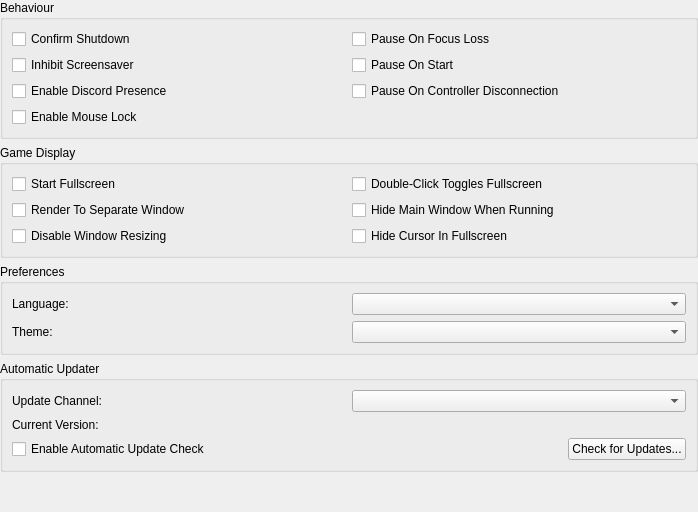
Above: pcsx2-qt/Settings/InterfaceSettingsWidget.ui from PCSX2/pcsx2 before the change. Below: the same form after it.
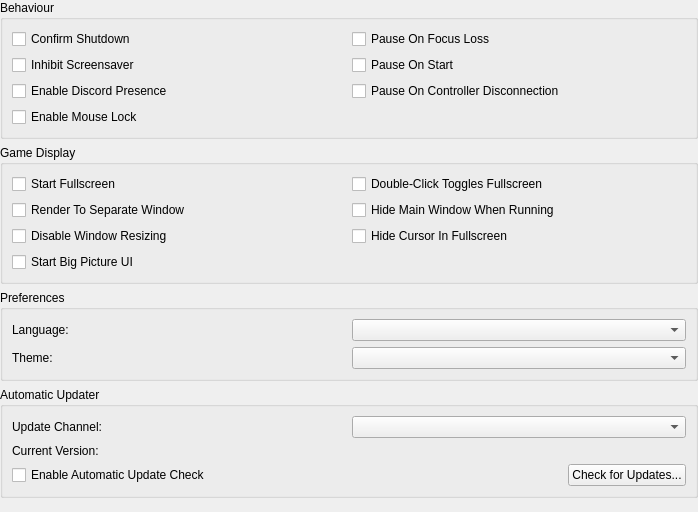
That is the form after the change.

Commit message: Qt: Add option to start in Big Picture Mode from settings.

Diff of the .ui file:
```diff
--- a/pcsx2-qt/Settings/InterfaceSettingsWidget.ui
+++ b/pcsx2-qt/Settings/InterfaceSettingsWidget.ui
@@ -129,6 +129,13 @@
         </property>
        </widget>
       </item>
+      <item row="3" column="0">
+       <widget class="QCheckBox" name="startFullscreenUI">
+         <property name="text">
+          <string>Start Big Picture UI</string>
+         </property>
+        </widget>
+       </item>
      </layout>
     </widget>
    </item>
```
The commit also changes 2 other files.
